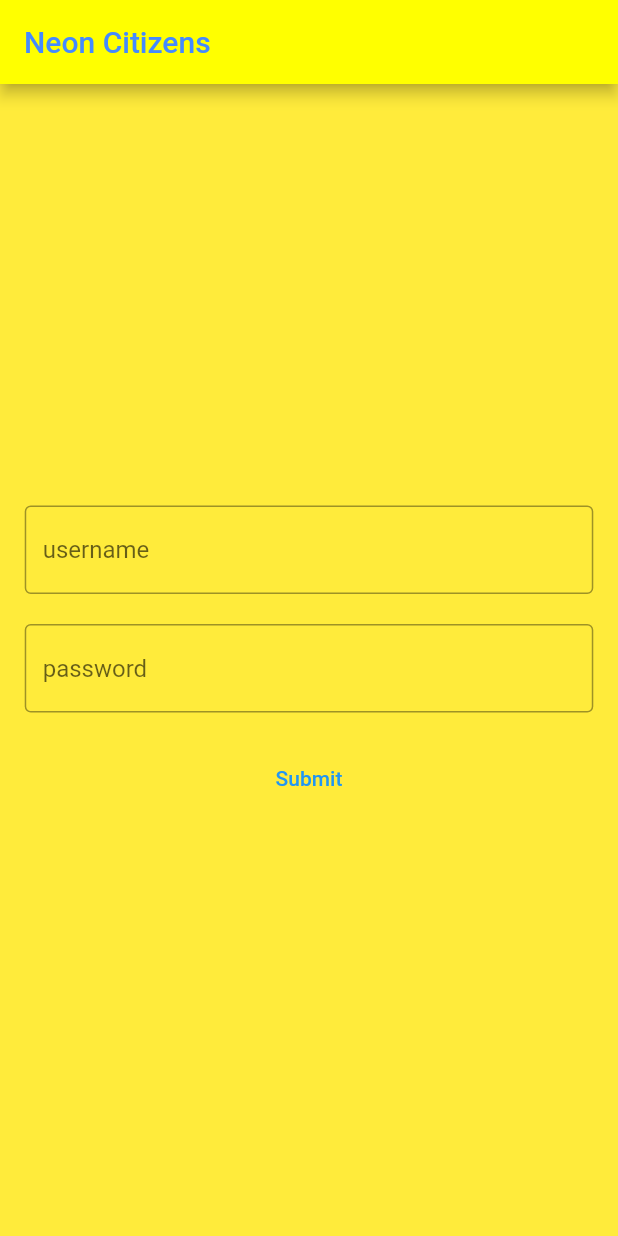
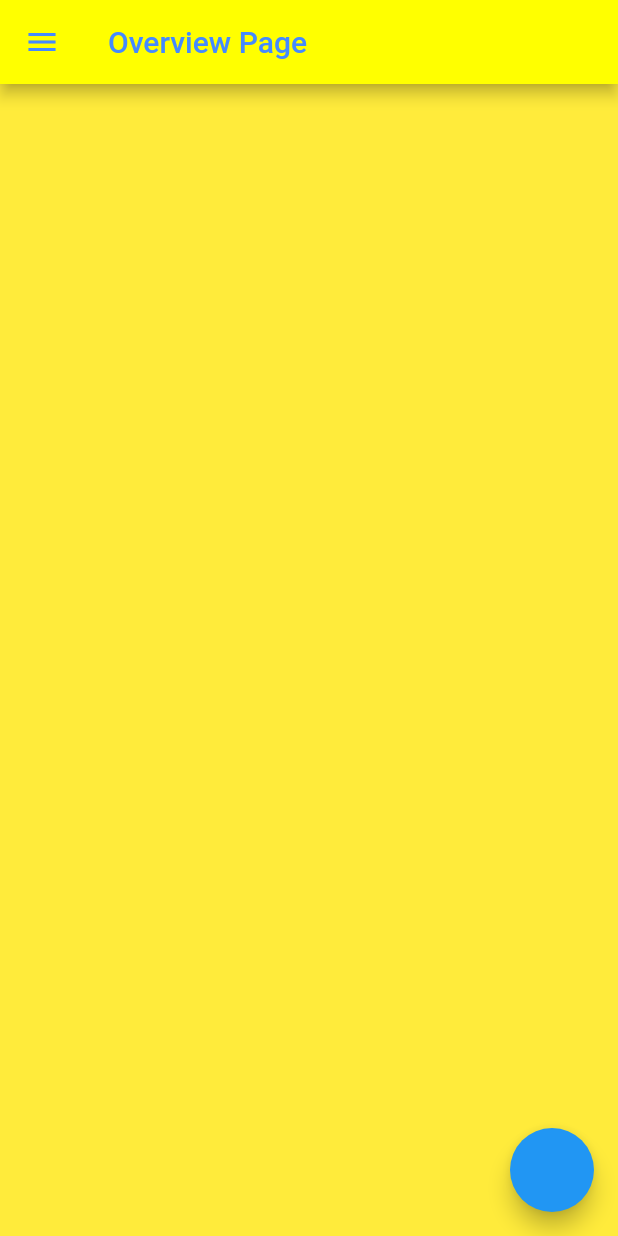
Before and after one commit to JeremyLakey/punk-sheets, a Flutter app: the screen it shows after launch, after a tap on "Submit", on a phone screen of 412 x 824 dp. Run offline on Flutter 3.47's test engine with Material 2 defaults, Android fonts, the phone set to English and light mode, and no system bars; our stand-ins replace go_router.

Commit message:
Set up the Different Screens
-adds a drawer widget
-adds a font style holding static class

```diff
--- a/front-end-flutter/neon/lib/main.dart
+++ b/front-end-flutter/neon/lib/main.dart
@@ -1,18 +1,27 @@
 import 'package:flutter/material.dart';
+import 'package:go_router/go_router.dart';
+import 'package:neon/pages/OverviewPage.dart';
 import 'pages/LoginPage.dart';
 
 void main() {
-  runApp(const NeonCitizensApp());
+  runApp(NeonCitizensApp());
 }
 
 class NeonCitizensApp extends StatelessWidget {
-  const NeonCitizensApp({super.key});
+  NeonCitizensApp({super.key});
+
+  final GoRouter _router = GoRouter(routes: <GoRoute>[
+    GoRoute(path: '/', builder: (context, state) => const LoginPage()),
+    GoRoute(
+        path: '/overview', builder: (context, state) => const OverviewPage())
+  ]);
 
   // This widget is the root of your application.
   @override
   Widget build(BuildContext context) {
-    return MaterialApp(
+    return MaterialApp.router(
       title: 'Flutter Demo',
+      routerConfig: _router,
       theme: ThemeData(
         // This is the theme of your application.
         //
@@ -25,7 +34,6 @@ class NeonCitizensApp extends StatelessWidget {
         // is not restarted.
         primarySwatch: Colors.blue,
       ),
-      home: const LoginPage(),
     );
   }
 }
--- a/front-end-flutter/neon/lib/pages/LoginPage.dart
+++ b/front-end-flutter/neon/lib/pages/LoginPage.dart
@@ -1,4 +1,7 @@
 import 'package:flutter/material.dart';
+import 'package:go_router/go_router.dart';
+
+import 'package:neon/style/style.dart';
 
 class LoginPage extends StatefulWidget {
   const LoginPage({super.key});
@@ -8,6 +11,13 @@ class LoginPage extends StatefulWidget {
 }
 
 class _LoginPage extends State<LoginPage> {
+  void onSubmit() {
+    if (context != null) {
+      print("hell0");
+      GoRouter.of(context).go('/overview');
+    }
+  }
+
   @override
   Widget build(BuildContext context) {
     final screenWidth = MediaQuery.of(context).size.width;
@@ -15,11 +25,11 @@ class _LoginPage extends State<LoginPage> {
       appBar: AppBar(
         title: Text(
           "Neon Citizens",
-          style: TextStyle(color: Colors.blueAccent),
+          style: TextStyle(color: NeonStyles.fontColor),
         ),
-        backgroundColor: Colors.yellowAccent,
+        backgroundColor: NeonStyles.secondaryColor,
       ),
-      backgroundColor: Colors.yellow,
+      backgroundColor: NeonStyles.primaryColor,
       body: Center(
           child: Container(
               constraints: BoxConstraints(minWidth: 100, maxWidth: 500),
@@ -45,9 +55,7 @@ class _LoginPage extends State<LoginPage> {
                       padding: EdgeInsets.symmetric(vertical: 10),
                       child: TextButton(
                         child: Text("Submit"),
-                        onPressed: () {
-                          print("Here");
-                        },
+                        onPressed: onSubmit,
                       ))
                 ],
               ))),
--- /dev/null
+++ b/front-end-flutter/neon/lib/pages/OverviewPage.dart
@@ -0,0 +1,36 @@
+import 'package:flutter/material.dart';
+import 'package:go_router/go_router.dart';
+
+import 'package:neon/style/style.dart';
+import 'package:neon/widgets/navigationSidePanel.dart';
+
+class OverviewPage extends StatefulWidget {
+  const OverviewPage({super.key});
+
+  @override
+  State<OverviewPage> createState() => _OverviewPage();
+}
+
+class _OverviewPage extends State<OverviewPage> {
+  @override
+  Widget build(BuildContext context) {
+    final screenWidth = MediaQuery.of(context).size.width;
+    return Scaffold(
+      drawer: NavPanel(),
+      appBar: AppBar(
+        title: Text(
+          "Overview Page",
+          style: TextStyle(color: NeonStyles.fontColor),
+        ),
+        backgroundColor: NeonStyles.secondaryColor,
+        iconTheme: IconThemeData(color: NeonStyles.fontColor),
+      ),
+      backgroundColor: NeonStyles.primaryColor,
+      floatingActionButton: FloatingActionButton(
+        onPressed: () {
+          print("hi");
+        },
+      ),
+    );
+  }
+}
--- /dev/null
+++ b/front-end-flutter/neon/lib/style/style.dart
@@ -0,0 +1,7 @@
+import 'package:flutter/material.dart';
+
+class NeonStyles {
+  static Color primaryColor = Colors.yellow;
+  static Color secondaryColor = Colors.yellowAccent;
+  static Color fontColor = Colors.blueAccent;
+}
--- a/front-end-flutter/neon/pubspec.yaml
+++ b/front-end-flutter/neon/pubspec.yaml
@@ -36,6 +36,7 @@ dependencies:
   # The following adds the Cupertino Icons font to your application.
   # Use with the CupertinoIcons class for iOS style icons.
   cupertino_icons: ^1.0.2
+  go_router: ^5.0.5
 
 dev_dependencies:
   flutter_test:
```
Also changed, not shown: front-end-flutter/neon/lib/pages/HealthPage.dart (added, +36 -0 lines), front-end-flutter/neon/lib/pages/SkillsPage.dart (added, +36 -0 lines), front-end-flutter/neon/lib/pages/WeaponsPage.dart (added, +36 -0 lines), front-end-flutter/neon/lib/widgets/navigationSidePanel.dart (added, +35 -0 lines), front-end-flutter/neon/pubspec.lock.
